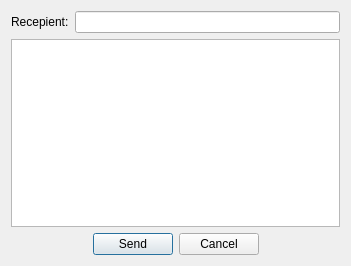
Above: ui/messageform.ui from WST/acid-pc before the change. Below: the same form after it.
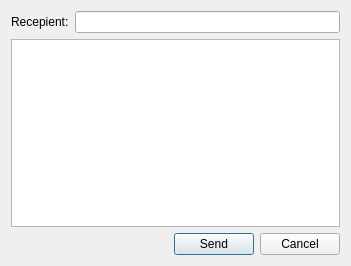
That is the form after the change. Icons and pictures are not drawn.

Diff of the .ui file:
```diff
--- a/ui/messageform.ui
+++ b/ui/messageform.ui
@@ -60,19 +60,6 @@
        </property>
       </widget>
      </item>
-     <item>
-      <spacer name="horizontalSpacer_2">
-       <property name="orientation">
-        <enum>Qt::Horizontal</enum>
-       </property>
-       <property name="sizeHint" stdset="0">
-        <size>
-         <width>40</width>
-         <height>20</height>
-        </size>
-       </property>
-      </spacer>
-     </item>
     </layout>
    </item>
   </layout>
```
Left out of the diff: 22 changed lines with no effect on the pictures.
